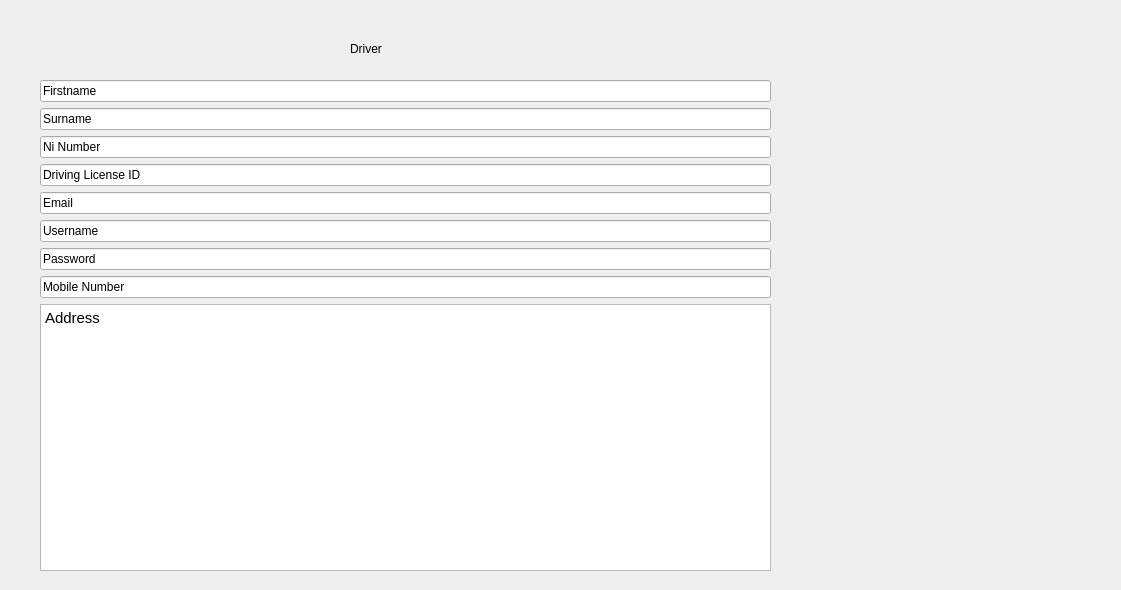
The window that QTSDI/forms/driverregdialog.ui (JaredFA363/Cargo-E-MarketPlace) describes before a commit, drawn with Qt 5.
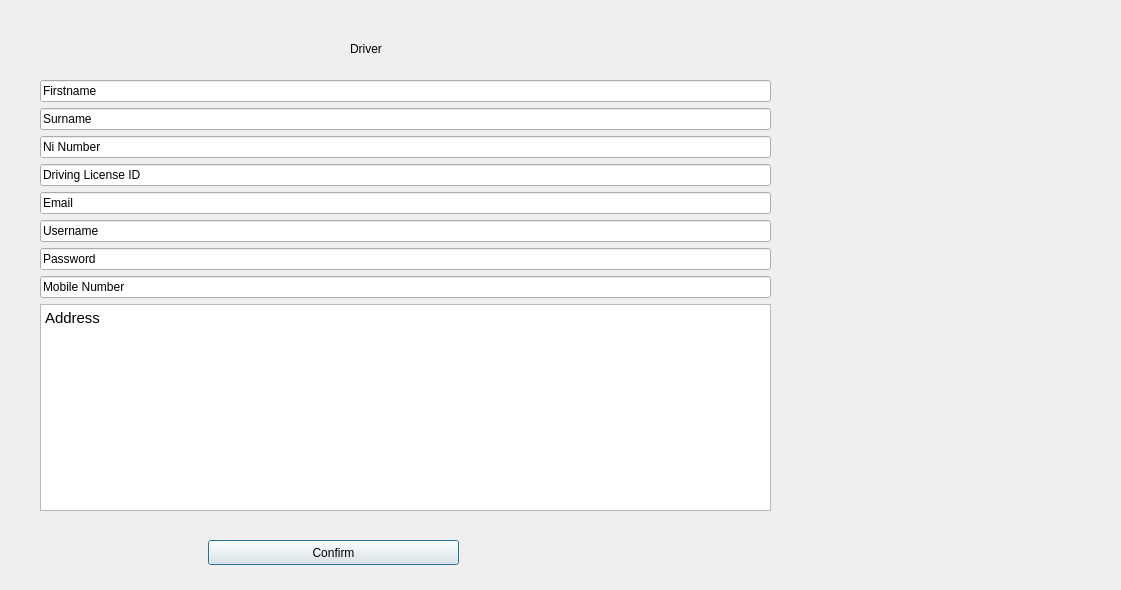
The same window after the commit.

Commit message: CReated functional buttons in main window

```diff
--- a/QTSDI/forms/driverregdialog.ui
+++ b/QTSDI/forms/driverregdialog.ui
@@ -32,7 +32,7 @@
      <x>40</x>
      <y>80</y>
      <width>731</width>
-     <height>491</height>
+     <height>431</height>
     </rect>
    </property>
    <layout class="QVBoxLayout" name="verticalLayout">
@@ -105,6 +105,19 @@
     </item>
    </layout>
   </widget>
+  <widget class="QPushButton" name="Confirm">
+   <property name="geometry">
+    <rect>
+     <x>208</x>
+     <y>540</y>
+     <width>251</width>
+     <height>25</height>
+    </rect>
+   </property>
+   <property name="text">
+    <string>Confirm</string>
+   </property>
+  </widget>
  </widget>
  <resources/>
  <connections/>
```
Left out of the diff: 18 changed lines with no effect on the pictures. The commit also changes 10 other files.
